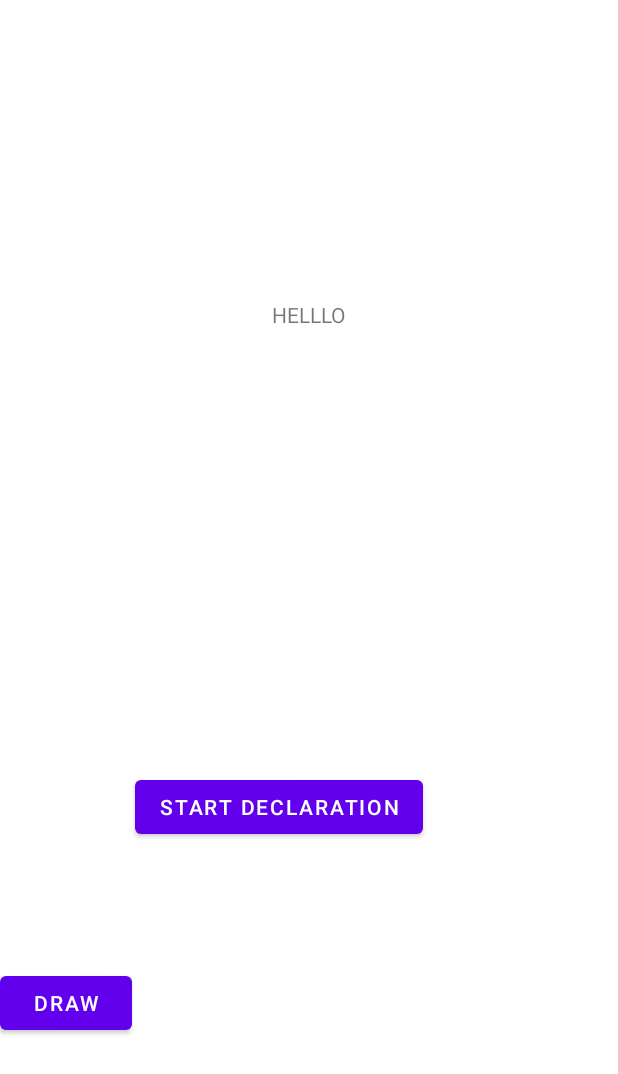
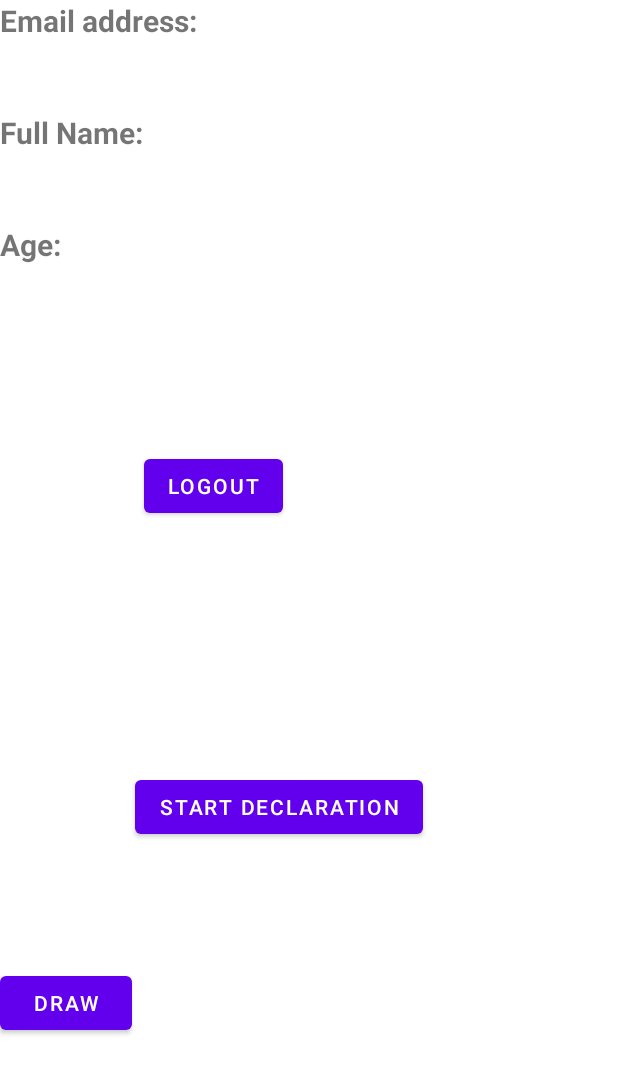
Before and after one commit to bennyrltu/KTUKrash, an Android app: the ProfileActivity screen opened directly, with no data from a screen before it, on a phone screen of 412 x 824 dp. Shown: the top 1074 px of the screen. Run offline under Robolectric (Android 15) with nearby library versions, the phone set to English and light mode, and no system bars; our stand-ins replace Firebase (no records; nobody signed in at launch, a user with empty details on screens opened directly).

Commit message:
Log out functionality, UI for representing user data

```diff
--- a/app/src/main/java/edu/ktu/ktukrash/ProfileActivity.java
+++ b/app/src/main/java/edu/ktu/ktukrash/ProfileActivity.java
@@ -1,5 +1,6 @@
 package edu.ktu.ktukrash;
 
+import androidx.annotation.NonNull;
 import androidx.appcompat.app.AppCompatActivity;
 
 import android.content.Intent;
@@ -7,22 +8,77 @@ import android.net.Uri;
 import android.os.Bundle;
 import android.view.View;
 import android.widget.Button;
+import android.widget.TextView;
+import android.widget.Toast;
+
+import com.google.firebase.auth.FirebaseAuth;
+import com.google.firebase.auth.FirebaseUser;
+import com.google.firebase.database.DataSnapshot;
+import com.google.firebase.database.DatabaseError;
+import com.google.firebase.database.DatabaseReference;
+import com.google.firebase.database.FirebaseDatabase;
+import com.google.firebase.database.ValueEventListener;
 
 public class ProfileActivity extends AppCompatActivity {
 
     private Button button1, button2;
+    private Button logout;
+
+    private FirebaseUser user;
+    private DatabaseReference reference;
+    private String userID;
 
     @Override
     protected void onCreate(Bundle savedInstanceState) {
         super.onCreate(savedInstanceState);
         setContentView(R.layout.activity_profile);
 
-        Button button1 = (Button) findViewById(R.id.declarationButton);
+        Button button1 = findViewById(R.id.declarationButton);
 
         button1.setOnClickListener(new View.OnClickListener() {
             @Override
             public void onClick(View v) {
                 openActivityNew();
+            }
+        });
+
+        logout = findViewById(R.id.signOut);
+
+        logout.setOnClickListener(new View.OnClickListener(){
+            @Override
+            public void onClick(View v) {
+                FirebaseAuth.getInstance().signOut();
+                startActivity(new Intent(ProfileActivity.this, MainActivity.class));
+            }
+        });
+
+        user = FirebaseAuth.getInstance().getCurrentUser();
+        reference = FirebaseDatabase.getInstance().getReference("users");
+        userID = user.getUid();
+
+        final TextView fullNameTextView = findViewById(R.id.fullName);
+        final TextView emailTextView = findViewById(R.id.email);
+        final TextView ageTextView = findViewById(R.id.age);
+
+        reference.child(userID).addListenerForSingleValueEvent(new ValueEventListener() {
+            @Override
+            public void onDataChange(@NonNull DataSnapshot snapshot) {
+                User userProfile = snapshot.getValue(User.class);
+
+                if (userProfile != null){
+                    String fullName = userProfile.fullName;
+                    String email = userProfile.email;
+                    String age = userProfile.age;
+
+                    fullNameTextView.setText(fullName);
+                    emailTextView.setText(email);
+                    ageTextView.setText(age);
+                }
+            }
+
+            @Override
+            public void onCancelled(@NonNull DatabaseError error) {
+                Toast.makeText(ProfileActivity.this, "Something went wrong!", Toast.LENGTH_LONG).show();
             }
         });
     }
--- a/app/src/main/res/layout/activity_profile.xml
+++ b/app/src/main/res/layout/activity_profile.xml
@@ -6,13 +6,14 @@
     android:layout_height="match_parent"
     tools:context=".ProfileActivity">
 
-    <TextView
-        android:id="@+id/textView"
+    <Button
+        android:id="@+id/signOut"
         android:layout_width="wrap_content"
         android:layout_height="wrap_content"
-        android:layout_marginTop="200dp"
-        android:text="HELLLO"
+        android:layout_marginTop="300dp"
+        android:text="Logout"
         app:layout_constraintEnd_toEndOf="parent"
+        app:layout_constraintHorizontal_bias="0.300"
         app:layout_constraintStart_toStartOf="parent"
         app:layout_constraintTop_toTopOf="parent"
         tools:ignore="MissingConstraints" />
@@ -37,7 +38,70 @@
         android:layout_marginBottom="131dp"
         android:text="Draw"
         app:layout_constraintBottom_toBottomOf="parent"
-        app:layout_constraintStart_toStartOf="@+id/button"
-        app:layout_constraintTop_toTopOf="@+id/button"
+        tools:ignore="MissingConstraints" />
+
+    <TextView
+        android:id="@+id/emailTitle"
+        android:layout_width="wrap_content"
+        android:layout_height="wrap_content"
+        android:layout_margin="20dp"
+        android:text="Email address:"
+        android:textSize="20sp"
+        android:textStyle="bold"
+        tools:ignore="MissingConstraints"
+        tools:layout_editor_absoluteX="16dp"
+        tools:layout_editor_absoluteY="31dp" />
+
+    <TextView
+        android:layout_width="wrap_content"
+        android:layout_height="wrap_content"
+        android:id="@+id/email"
+        android:layout_marginLeft="30dp"
+        android:textSize="20sp"
+        app:layout_constraintTop_toBottomOf="@+id/emailTitle"
+        tools:layout_editor_absoluteX="16dp"
+        tools:ignore="MissingConstraints" />
+    <TextView
+        android:id="@+id/fullNameTitle"
+        android:layout_width="wrap_content"
+        android:layout_height="wrap_content"
+        android:layout_marginTop="20dp"
+        android:text="Full Name:"
+        android:textSize="20sp"
+        android:textStyle="bold"
+        tools:ignore="MissingConstraints"
+        app:layout_constraintTop_toBottomOf="@+id/email"
+        tools:layout_editor_absoluteX="16dp"/>
+
+    <TextView
+        android:layout_width="wrap_content"
+        android:layout_height="wrap_content"
+        android:id="@+id/fullName"
+        android:layout_marginLeft="30dp"
+        android:textSize="20sp"
+        app:layout_constraintTop_toBottomOf="@+id/fullNameTitle"
+        tools:layout_editor_absoluteX="16dp"
+        tools:ignore="MissingConstraints" />
+
+    <TextView
+        android:id="@+id/ageTitle"
+        android:layout_width="wrap_content"
+        android:layout_height="wrap_content"
+        android:layout_marginTop="20dp"
+        android:text="Age:"
+        android:textSize="20sp"
+        android:textStyle="bold"
+        tools:ignore="MissingConstraints"
+        app:layout_constraintTop_toBottomOf="@+id/fullName"
+        tools:layout_editor_absoluteX="16dp"/>
+
+    <TextView
+        android:layout_width="wrap_content"
+        android:layout_height="wrap_content"
+        android:id="@+id/age"
+        android:layout_marginLeft="30dp"
+        android:textSize="20sp"
+        app:layout_constraintTop_toBottomOf="@+id/ageTitle"
+        tools:layout_editor_absoluteX="16dp"
         tools:ignore="MissingConstraints" />
 </androidx.constraintlayout.widget.ConstraintLayout>
```
